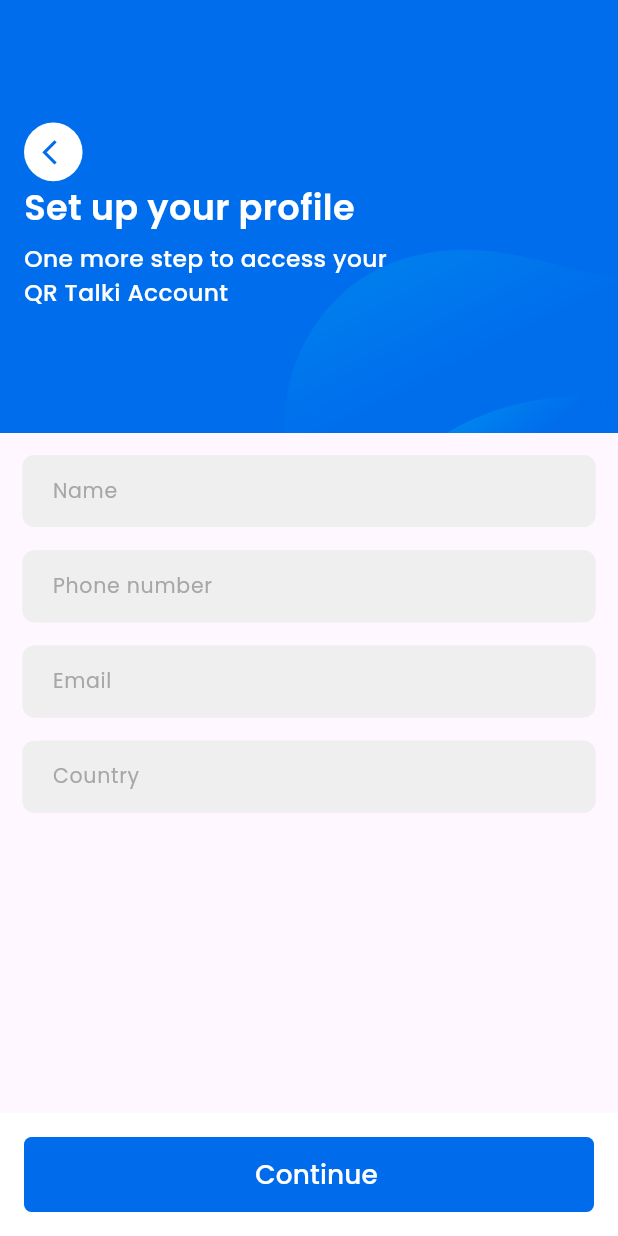
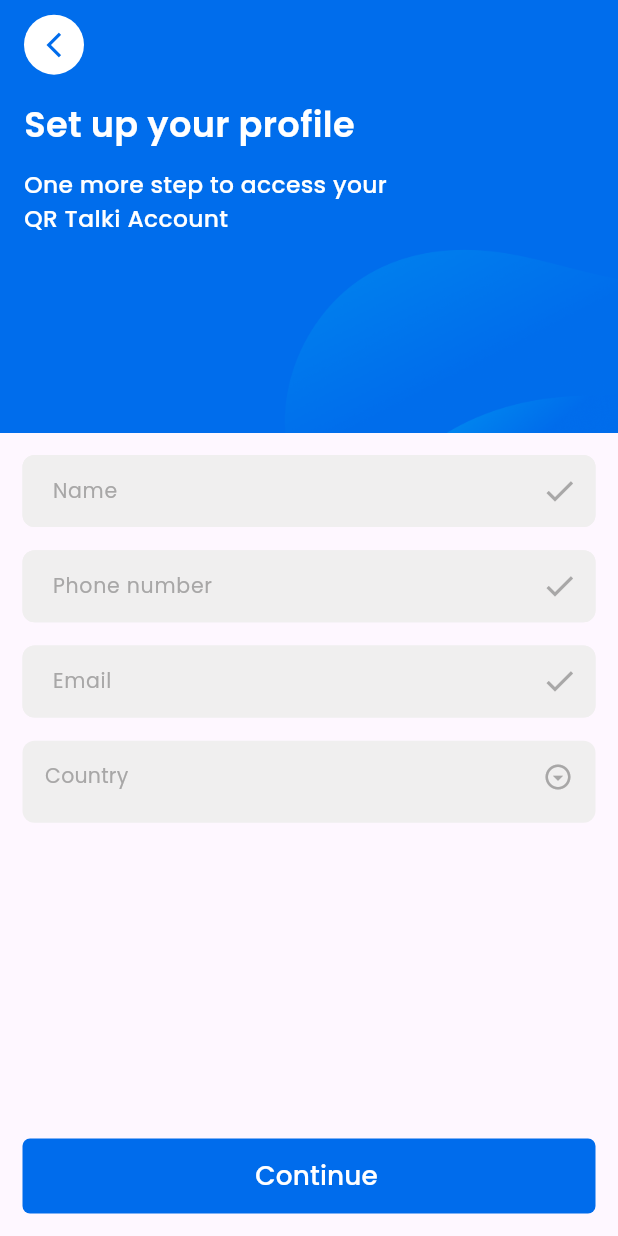
Before and after one commit to Butomy/QR_Talkie, a Flutter app: the ProfileSetup screen opened directly, on a phone screen of 412 x 824 dp. Run offline on Flutter 3.47's test engine with Material 2 defaults, Android fonts, the phone set to English and light mode, and no system bars; our stand-ins replace device_preview, flutter_screenutil, pin_input_text_field.

Commit message:
profile setup Screen

```diff
--- a/lib/presentation/screens/sign_up/profile_setup.dart
+++ b/lib/presentation/screens/sign_up/profile_setup.dart
@@ -1,3 +1,4 @@
+import 'dart:math';
 
 import 'package:flutter/material.dart';
 import 'package:flutter_screenutil/flutter_screenutil.dart';
@@ -7,24 +8,51 @@
 import 'package:qr_talkie/utils/colors.dart';
 import 'package:qr_talkie/utils/custom_font_style.dart';
 
+import '../../widgets/appbar_custom.dart';
+
 class ProfileSetup extends StatefulWidget {
-  const ProfileSetup({super.key});
+  // final String? name;
+  const ProfileSetup({
+    super.key,
+    // this.name
+  });
 
   @override
   State<ProfileSetup> createState() => _ProfileSetupState();
 }
 
 class _ProfileSetupState extends State<ProfileSetup> {
+  String? dropvalue;
+  var items = ["Today", "Monthly", "Weekly", "Custom"];
+  @override
+  void initState() {
+    // TODO: implement initState
+    super.initState();
+    _loadValue();
+  }
+
+  _loadValue() {
+    var isContain =
+        items.firstWhere(orElse: () => "false", (element) => element == '');
+    if (isContain != "false") {
+      dropvalue = isContain;
+    }
+    debugPrint(isContain);
+  }
+
   @override
   Widget build(BuildContext context) {
     return Scaffold(
-      body: Column(
+      body: SingleChildScrollView(
+        child: SizedBox(
+          height: ScreenUtil().screenHeight,
+          width: ScreenUtil().screenWidth,
+          child: Column(
             crossAxisAlignment: CrossAxisAlignment.start,
             children: [
               Container(
                 height: ScreenUtil().screenHeight * 0.35,
-            padding: EdgeInsets.only(
-              top: ScreenUtil().statusBarHeight,
+                padding: const EdgeInsets.only(
                   left: 16,
                   right: 16,
                 ),
@@ -34,21 +62,17 @@
                         image: AssetImage("assets/images/Frame 438.png"),
                         fit: BoxFit.fitWidth)),
                 child: Column(
-              mainAxisAlignment: MainAxisAlignment.center,
+                  mainAxisAlignment: MainAxisAlignment.start,
                   crossAxisAlignment: CrossAxisAlignment.start,
                   children: [
-                InkWell(onTap:(){ Navigator.pop(context);},
-                  child: CircleAvatar(
-                    backgroundColor: Colors.white,
-                    radius: 20.r,
-                    child: Padding(
-                      padding: EdgeInsets.only(right: 5),
-                      child: Icon(
-                        Icons.arrow_back_ios_new,
-                        color: primaryColor,
-                        size: 20.sp,
+                    SizedBox(
+                      height: 10.h,
                     ),
-                    ),
+                    CustomAppBar(
+                      leadingBg: white,
+                      padding: EdgeInsets.only(
+                        top: MediaQuery.of(context).padding.top,
+                        bottom: 10.h,
                       ),
                     ),
                     Text(
@@ -57,7 +81,7 @@
                           color: Colors.white,
                           fontSize: 24.sp,
                           fontWeight: FontWeight.w600,
-                  ),
+                          height: 2),
                     ),
                     SizedBox(
                       height: 5.h,
@@ -70,11 +94,16 @@
                   ],
                 ),
               ),
-          Padding(
+              Flexible(
+                child: Padding(
                   padding: const EdgeInsets.all(15.0),
                   child: Column(
                     children: [
                       CustomTextField(
+                        suffixIcon: const Icon(
+                          Icons.check,
+                          color: grey,
+                        ),
                         hintText: "Name",
                         hintstyle: TextStyle(
                           fontSize: 14.sp,
@@ -83,6 +112,10 @@
                         ),
                       ),
                       CustomTextField(
+                        suffixIcon: const Icon(
+                          Icons.check,
+                          color: grey,
+                        ),
                         hintText: "Phone number",
                         hintstyle: TextStyle(
                             fontSize: 14.sp,
@@ -93,6 +126,10 @@
                         onTap: () {},
                       ),
                       CustomTextField(
+                        suffixIcon: const Icon(
+                          Icons.check,
+                          color: grey,
+                        ),
                         hintText: "Email",
                         hintstyle: TextStyle(
                           fontSize: 14.sp,
@@ -100,39 +137,90 @@
                           color: grey,
                         ),
                       ),
-                   CustomTextField(
-                     hintText: "Country",
-                     hintstyle: TextStyle(
+                      Container(
+                        padding: const EdgeInsets.symmetric(horizontal: 15),
+                        width: ScreenUtil().screenWidth,
+                        height: 56.h,
+                        decoration: BoxDecoration(
+                            borderRadius: BorderRadius.circular(8),
+                            color: const Color(0xfff0efef)),
+                        child: DropdownButton(
+                          isExpanded: true,
+                          hint: Text(
+                            'Country',
+                            style: TextStyle(
                               fontSize: 14.sp,
                               fontWeight: FontWeight.w400,
-                         color: grey),
-                     isPasswordType: false,
-                     maxLine: 1,
-                     onTap: () {},
+                              color: grey,
                             ),
-
-
-
+                          ),
+                          underline: const SizedBox(
+                            height: 0,
+                          ),
+                          value: dropvalue,
+                          icon: Icon(
+                            Icons.arrow_drop_down_circle_outlined,
+                            size: 20,
+                            color: dropvalue == null ? grey : primaryColor,
+                          ),
+                          items: items.map((String items) {
+                            return DropdownMenuItem(
+                              value: items,
+                              child: Text(
+                                items,
+                                style: CustomFontStyle().common(
+                                  fontSize: 16.sp,
+                                  fontWeight: FontWeight.w500,
+                                  color: black,
+                                ),
+                              ),
+                            );
+                          }).toList(),
+                          onChanged: (String? newValue) {
+                            setState(() {
+                              dropvalue = newValue!;
+                            });
+                          },
+                        ),
+                      ),
+                      const Spacer(),
+                      CustomButton(
+                        text: "Continue",
+                        bgColor: primaryColor,
+                        onPress: () {
+                          Navigator.push(context, MaterialPageRoute(
+                            builder: (context) {
+                              return Unlockpage();
+                            },
+                          ));
+                        },
+                        textColor: white,
+                      )
                     ],
                   ),
                 ),
-
+              ),
             ],
           ),
-      bottomSheet:  Container(color: white,
-        child: Padding(
-                  padding: const EdgeInsets.all(16.0),
-                  child: CustomButton(
-                    text: "Continue",
-                    bgColor: primaryColor,
-                    onPress: () {
-                      Navigator.push(context,MaterialPageRoute(builder:(context) {
-                        return Unlockpage();
-                      },));
-                    },
-                    textColor: white,
-                  )),
         ),
+      ),
+      // bottomSheet: Container(
+      //   color: white,
+      //   child: Padding(
+      //       padding: const EdgeInsets.all(16.0),
+      //       child: CustomButton(
+      //         text: "Continue",
+      //         bgColor: primaryColor,
+      //         onPress: () {
+      //           Navigator.push(context, MaterialPageRoute(
+      //             builder: (context) {
+      //               return Unlockpage();
+      //             },
+      //           ));
+      //         },
+      //         textColor: white,
+      //       )),
+      // ),
     );
   }
 }
--- a/lib/presentation/widgets/custom_textfield.dart
+++ b/lib/presentation/widgets/custom_textfield.dart
@@ -16,6 +16,7 @@
   final TextStyle? hintstyle;
   final bool readonly;
   final FocusNode? focusNode;
+  final Widget? suffixIcon;
   const CustomTextField(
       {super.key,
       this.controller,
@@ -25,6 +26,7 @@
       this.hintstyle,
       this.maxLine,
       this.validator,
+      this.suffixIcon,
       this.focusNode,
       this.isPasswordType = false,
       this.readonly = false,
@@ -55,17 +57,20 @@
       obscureText: widget.isPasswordType ? _obscureText : false,
       cursorColor: primaryColor,
       decoration: InputDecoration(
-          counter: const SizedBox.shrink(),fillColor: Color(0xFFF0EFEF), filled: true,
+          counter: const SizedBox.shrink(),
+          fillColor: Color(0xFFF0EFEF),
+          filled: true,
           contentPadding:
               const EdgeInsets.symmetric(horizontal: 16, vertical: 5),
-          constraints: BoxConstraints(minHeight:65.h),
+          constraints: BoxConstraints(minHeight: 65.h),
           hintText: widget.hintText,
           hintStyle: widget.hintstyle ??
               CustomFontStyle().common(
                   color: Color(0xFFA8A7A7),
                   fontWeight: FontWeight.w400,
                   fontSize: 14.sp),
-          suffixIcon: widget.isPasswordType
+          suffixIcon: widget.suffixIcon ??
+              (widget.isPasswordType
                   ? GestureDetector(
                       onTap: () {
                         setState(() {
@@ -77,11 +82,10 @@
                         color: Color(0xFFB5B5B5),
                       ),
                     )
-              : null,
+                  : null),
           focusedBorder: OutlineInputBorder(
               borderRadius: BorderRadius.circular(8),
-              borderSide: const BorderSide(color: Color(0xFFF0EFEF))
-              ),
+              borderSide: const BorderSide(color: Color(0xFFF0EFEF))),
           errorBorder: OutlineInputBorder(
               borderRadius: BorderRadius.circular(8),
               borderSide: const BorderSide(color: Colors.redAccent)),
@@ -90,7 +94,7 @@
               borderSide: const BorderSide(color: Color(0xFFF0EFEF))),
           enabledBorder: OutlineInputBorder(
               borderRadius: BorderRadius.circular(8),
-              borderSide: const BorderSide(color:Color(0xFFF0EFEF)))),
+              borderSide: const BorderSide(color: Color(0xFFF0EFEF)))),
     );
   }
 }
```
Lines whose indentation alone changed are shown as unchanged.
